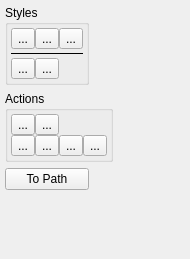
Before: the Qt Designer form libs/flake/PathToolOptionWidgetBase.ui in KDE/krita, drawn with Qt 5.
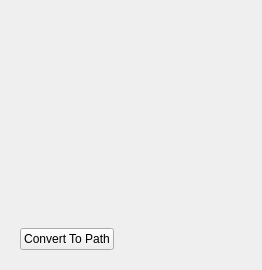
After: the same form once the commit is applied.

Commit message: Added support for displaying shape config widgets in the path tool options widget. Added a pathShapeId() function to KoPathShape to return a specific path shape id. As a start, i added a star shape config widget for editing the star properties. If a single path shape is selected and the path tool is active an (existing) config widget for that shape is then shown in the tool options docker. Next thing to do is to apply the config changes to the selected shape. And then to create some more config widgets for the other parameter shapes.

Patch:
```diff
--- a/libs/flake/PathToolOptionWidgetBase.ui
+++ b/libs/flake/PathToolOptionWidgetBase.ui
@@ -5,26 +5,21 @@
    <rect>
     <x>0</x>
     <y>0</y>
-    <width>190</width>
-    <height>259</height>
+    <width>262</width>
+    <height>270</height>
    </rect>
   </property>
   <property name="windowTitle" >
    <string>Form</string>
   </property>
+  <layout class="QVBoxLayout" >
+   <item>
+    <widget class="QStackedWidget" name="stackedWidget" >
+     <property name="currentIndex" >
+      <number>1</number>
+     </property>
+     <widget class="QWidget" name="pathPage" >
   <layout class="QGridLayout" >
-   <property name="leftMargin" >
-    <number>5</number>
-   </property>
-   <property name="topMargin" >
-    <number>5</number>
-   </property>
-   <property name="rightMargin" >
-    <number>5</number>
-   </property>
-   <property name="bottomMargin" >
-    <number>5</number>
-   </property>
    <item row="0" column="0" >
     <widget class="QGroupBox" name="stylesGroup" >
      <property name="title" >
@@ -97,20 +92,7 @@
      </layout>
     </widget>
    </item>
-   <item row="0" column="1" colspan="2" >
-    <spacer>
-     <property name="orientation" >
-      <enum>Qt::Horizontal</enum>
-     </property>
-     <property name="sizeHint" >
-      <size>
-       <width>40</width>
-       <height>20</height>
-      </size>
-     </property>
-    </spacer>
-   </item>
-   <item row="1" column="0" colspan="2" >
+       <item row="1" column="0" >
     <widget class="QGroupBox" name="actionsGroup" >
      <property name="title" >
       <string>Actions</string>
@@ -179,20 +161,33 @@
      </layout>
     </widget>
    </item>
-   <item row="1" column="2" >
+       <item row="0" column="1" >
     <spacer>
      <property name="orientation" >
       <enum>Qt::Horizontal</enum>
      </property>
      <property name="sizeHint" >
       <size>
-       <width>191</width>
-       <height>52</height>
+           <width>40</width>
+           <height>20</height>
       </size>
      </property>
     </spacer>
    </item>
-   <item row="3" column="0" >
+       <item row="1" column="1" >
+        <spacer>
+         <property name="orientation" >
+          <enum>Qt::Horizontal</enum>
+         </property>
+         <property name="sizeHint" >
+          <size>
+           <width>40</width>
+           <height>20</height>
+          </size>
+         </property>
+        </spacer>
+       </item>
+       <item row="2" column="0" >
     <spacer>
      <property name="orientation" >
       <enum>Qt::Vertical</enum>
@@ -205,11 +200,37 @@
      </property>
     </spacer>
    </item>
-   <item row="2" column="0" >
+      </layout>
+     </widget>
+     <widget class="QWidget" name="parameterPage" >
+      <layout class="QGridLayout" >
+       <item row="0" column="0" colspan="2" >
+        <widget class="QStackedWidget" name="configWidget" >
+         <widget class="QWidget" name="page_2" />
+        </widget>
+       </item>
+       <item row="1" column="0" >
     <widget class="QPushButton" name="convertToPath" >
      <property name="text" >
-      <string>To Path</string>
-     </property>
+          <string>Convert To Path</string>
+         </property>
+        </widget>
+       </item>
+       <item row="1" column="1" >
+        <spacer>
+         <property name="orientation" >
+          <enum>Qt::Horizontal</enum>
+         </property>
+         <property name="sizeHint" >
+          <size>
+           <width>40</width>
+           <height>20</height>
+          </size>
+         </property>
+        </spacer>
+       </item>
+      </layout>
+     </widget>
     </widget>
    </item>
   </layout>
```
Lines whose indentation alone changed are shown as unchanged. The commit also changes 8 other files.
